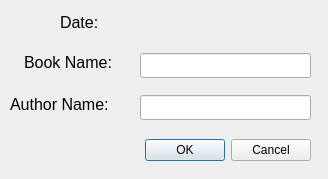
ECU-CSCI-4230/SpiralBound, file Qt Project Files/SpiralBound/addbook.ui: the form before one commit.
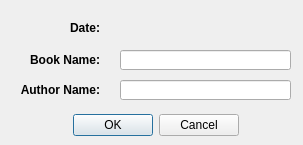
The form after the commit.

Commit message: Tweaks to GUI, Create Function for New Book + New function: generateBook(nm,au,dt) makes a new default book   - Used in mainwindow's constructor and when receiving new book info + Size, position tweaks to the new notebook interface + mainwindow tweaks   - Merge label_bookName and label_authorName to label_bookInfo   - Font tweak for page editor; size tweaks   - Placeholder text for empty page content

Diff of the .ui file:
```diff
--- a/Qt Project Files/SpiralBound/addbook.ui
+++ b/Qt Project Files/SpiralBound/addbook.ui
@@ -6,8 +6,8 @@
    <rect>
     <x>0</x>
     <y>0</y>
-    <width>328</width>
-    <height>179</height>
+    <width>303</width>
+    <height>145</height>
    </rect>
   </property>
   <property name="windowTitle">
@@ -16,10 +16,10 @@
   <widget class="QDialogButtonBox" name="buttonBox">
    <property name="geometry">
     <rect>
-     <x>130</x>
-     <y>130</y>
-     <width>181</width>
-     <height>41</height>
+     <x>10</x>
+     <y>110</y>
+     <width>291</width>
+     <height>31</height>
     </rect>
    </property>
    <property name="orientation">
@@ -28,103 +28,118 @@
    <property name="standardButtons">
     <set>QDialogButtonBox::Cancel|QDialogButtonBox::Ok</set>
    </property>
+   <property name="centerButtons">
+    <bool>true</bool>
+   </property>
   </widget>
   <widget class="QLineEdit" name="lineEdit_bookName">
    <property name="geometry">
     <rect>
-     <x>140</x>
-     <y>53</y>
+     <x>120</x>
+     <y>50</y>
      <width>171</width>
-     <height>25</height>
+     <height>20</height>
     </rect>
    </property>
    <property name="font">
     <font>
-     <pointsize>12</pointsize>
+     <pointsize>10</pointsize>
     </font>
    </property>
   </widget>
   <widget class="QLineEdit" name="lineEdit_authorName">
    <property name="geometry">
     <rect>
-     <x>140</x>
-     <y>95</y>
+     <x>120</x>
+     <y>80</y>
      <width>171</width>
-     <height>25</height>
+     <height>20</height>
     </rect>
    </property>
    <property name="font">
     <font>
-     <pointsize>12</pointsize>
+     <pointsize>10</pointsize>
     </font>
    </property>
   </widget>
   <widget class="QLabel" name="label">
    <property name="geometry">
     <rect>
-     <x>24</x>
-     <y>53</y>
-     <width>101</width>
-     <height>19</height>
+     <x>9</x>
+     <y>50</y>
+     <width>91</width>
+     <height>20</height>
     </rect>
    </property>
    <property name="font">
     <font>
-     <pointsize>12</pointsize>
+     <weight>75</weight>
+     <bold>true</bold>
     </font>
    </property>
    <property name="text">
     <string>Book Name:</string>
    </property>
+   <property name="alignment">
+    <set>Qt::AlignRight|Qt::AlignTrailing|Qt::AlignVCenter</set>
+   </property>
   </widget>
   <widget class="QLabel" name="label_2">
    <property name="geometry">
     <rect>
-     <x>10</x>
-     <y>95</y>
-     <width>111</width>
-     <height>19</height>
+     <x>9</x>
+     <y>80</y>
+     <width>91</width>
+     <height>20</height>
     </rect>
    </property>
    <property name="font">
     <font>
-     <pointsize>12</pointsize>
+     <weight>75</weight>
+     <bold>true</bold>
     </font>
    </property>
    <property name="text">
     <string>Author Name:</string>
    </property>
+   <property name="alignment">
+    <set>Qt::AlignRight|Qt::AlignTrailing|Qt::AlignVCenter</set>
+   </property>
   </widget>
   <widget class="QLabel" name="label_3">
    <property name="geometry">
     <rect>
-     <x>60</x>
-     <y>13</y>
-     <width>51</width>
-     <height>19</height>
+     <x>9</x>
+     <y>18</y>
+     <width>91</width>
+     <height>20</height>
     </rect>
    </property>
    <property name="font">
     <font>
-     <pointsize>12</pointsize>
+     <weight>75</weight>
+     <bold>true</bold>
     </font>
    </property>
    <property name="text">
     <string>Date:</string>
    </property>
+   <property name="alignment">
+    <set>Qt::AlignRight|Qt::AlignTrailing|Qt::AlignVCenter</set>
+   </property>
   </widget>
   <widget class="QLabel" name="label_newbook_date">
    <property name="geometry">
     <rect>
-     <x>140</x>
-     <y>13</y>
+     <x>120</x>
+     <y>20</y>
      <width>171</width>
      <height>20</height>
     </rect>
    </property>
    <property name="font">
     <font>
-     <pointsize>12</pointsize>
+     <pointsize>10</pointsize>
     </font>
    </property>
    <property name="styleSheet">
```
Left out of the diff: 10 changed lines with no effect on the pictures. The commit also changes 6 other files.
